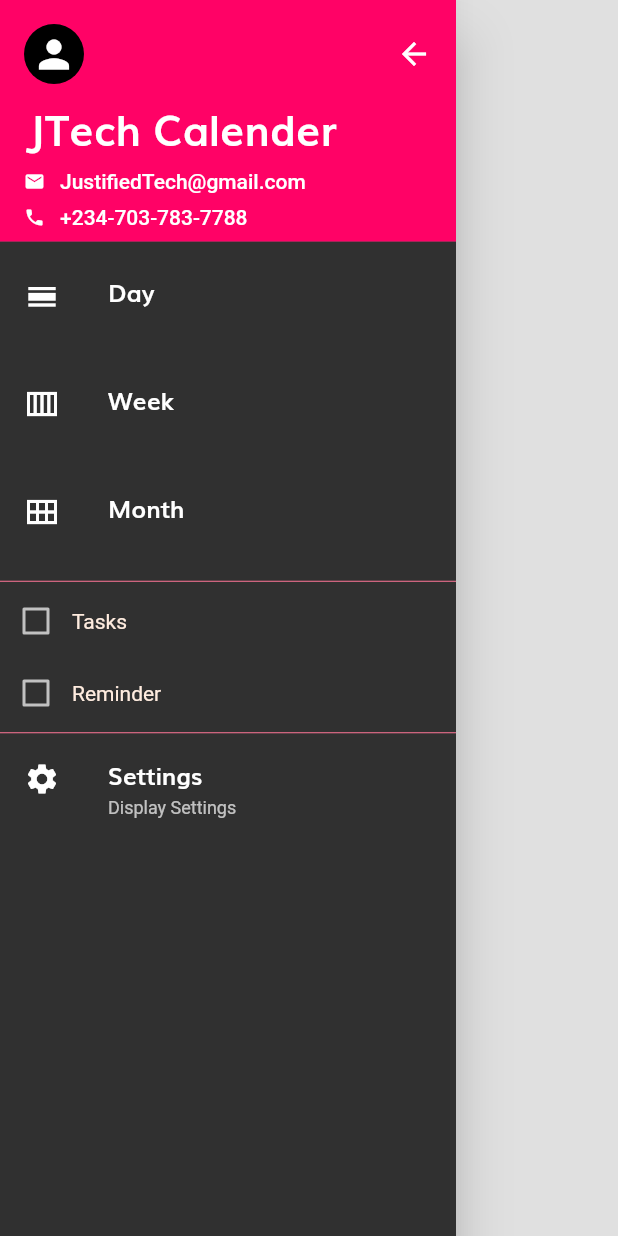
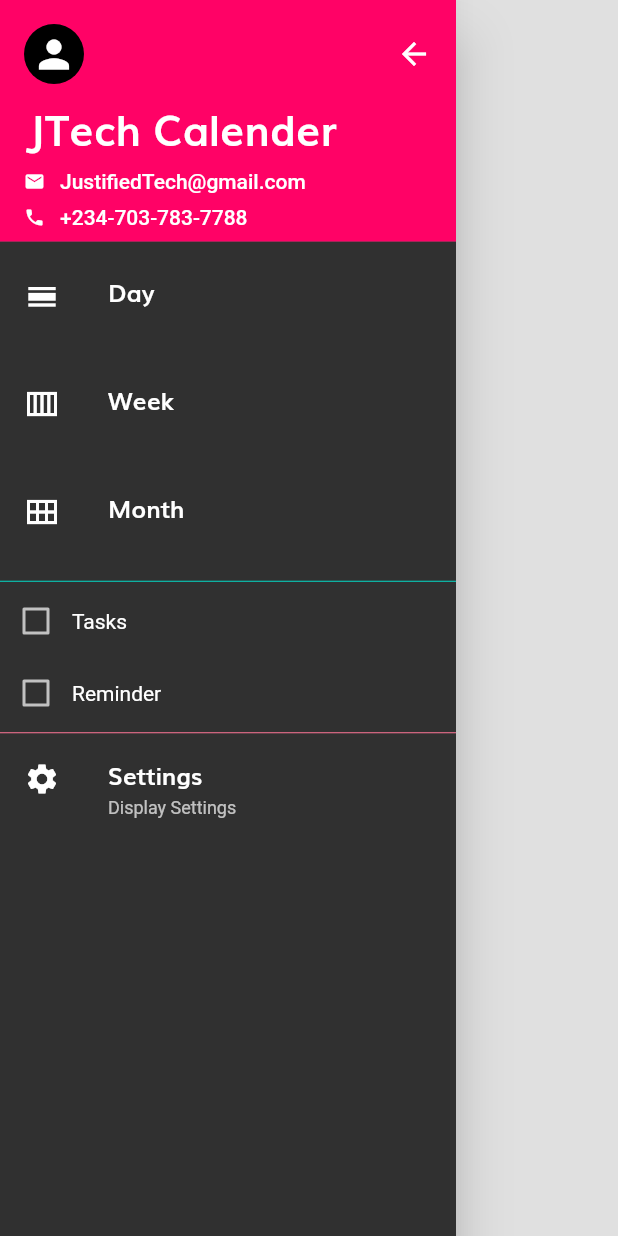
Before and after one commit to JustifiedTech/calendar, a Flutter app: the MyDrawer widget shown alone on an empty page, opened directly, on a phone screen of 412 x 824 dp. Run offline on Flutter 3.47's test engine with Material 2 defaults, Android fonts, the phone set to English and light mode, and no system bars; our stand-ins replace syncfusion_flutter_datepicker, table_calendar; missing offline and left inert: dart_style, syncfusion_flutter_core.

```diff
--- a/lib/components/drawer.dart
+++ b/lib/components/drawer.dart
@@ -35,34 +35,34 @@ bool isAlarm = false;
                       CircleAvatar(
                         radius: 20,
                         child: Icon(Icons.person, size: 30,)),
-                      InkWell(child: Icon(Icons.arrow_back_sharp), onTap: ()=>{
+                      InkWell(child: Icon(Icons.arrow_back_sharp, color:Colors.white,), onTap: ()=>{
                         Navigator.pop(context)
                       },)
                     ],
                   ),
-                  Text('JTech Calender', style: TextStyle(fontFamily: 'Muli', fontWeight: FontWeight.bold, fontSize: 28),),
+                  Text('JTech Calender', style: TextStyle( color:Colors.white, fontFamily: 'Muli', fontWeight: FontWeight.bold, fontSize: 28),),
                   Row(
 
                     children: [
-                      Icon(Icons.mail, size: 14,),
+                      Icon(Icons.mail, size: 14, color: Colors.white,),
                         SizedBox(width: 10,),
 
-                      Text('JustifiedTech@gmail.com'),
+                      Text('JustifiedTech@gmail.com', style: TextStyle(color: Colors.white),),
 
                     ],
                   ),
                     Row(
                       children: [
-                        Icon(Icons.phone, size: 14,),
+                        Icon(Icons.phone, size: 14,color: Colors.white),
                         SizedBox(width: 10,),
-                      Text('+234-703-783-7788')
+                      Text('+234-703-783-7788', style: TextStyle(color: Colors.white))
 
                       ],
                     ),
                 ],
               ),
               decoration: BoxDecoration(
-                color: kPrimaryColor,
+                color: Theme.of(context).primaryColor,
               ),
             ),
 
@@ -70,11 +70,12 @@ bool isAlarm = false;
            MyListTile(icon:Icons.calendar_view_week_sharp, title: 'Week', subtitle: '', onTap: () => {print('week View')}),
            MyListTile(icon:Icons.calendar_view_month_sharp, title: 'Month', subtitle: '', onTap: () => {print('month View')}),
 
-            Divider(height: 5, color: kAccentColor,),
-            Row(
+            Divider(height: 5, color: Theme.of(context).accentColor,),
+            Container(
+              child: Row(
                   children: [
                Checkbox(
-                      activeColor: kPrimaryColor,
+                        activeColor: Theme.of(context).primaryColor,
                         value: isTask,
                         onChanged: (val) {
                           setState(() {
@@ -99,15 +100,16 @@ bool isAlarm = false;
                       'Tasks',
                       style: TextStyle(
                           fontSize:14,
-                        color: isTask == true ? kAccentColor : kPrimaryLightColor),
+                          color: isTask == true ? Theme.of(context).accentColor : Colors.white),
                     ),
                   ),
   ],
 ),
+            ),
             Row(
                children: [
              Checkbox(
-                      activeColor: kPrimaryColor,
+                      activeColor: Theme.of(context).primaryColor,
                       value: isAlarm,
                       onChanged: (val) {
                         setState(() {
@@ -132,7 +134,7 @@ bool isAlarm = false;
                     'Reminder',
                     style: TextStyle(
                         fontSize:14,
-                        color: isAlarm == true ? kAccentColor : kPrimaryLightColor),
+                        color: isAlarm == true ? Theme.of(context).accentColor:Colors.white),
                   ),
                 ),
   ],
--- a/lib/components/my_float_button.dart
+++ b/lib/components/my_float_button.dart
@@ -106,7 +106,7 @@ class _MyFLoatButtonState extends State<MyFLoatButton> with SingleTickerProvider
                   transform: Matrix4.rotationZ(getRadiansFromDegree(rotationAnimation.value)),
                   alignment: Alignment.center,
                   child: CircularButton(
-                    color: kAccentColor,
+                    color: Theme.of(context).accentColor,
                     width: 60,
                     height: 60,
                     icon: Icon(
--- a/lib/config/constants.dart
+++ b/lib/config/constants.dart
@@ -4,7 +4,5 @@ const kPrimaryColor = Color(0xFFFF0266);
 const kAccentColor = Color(0xFFFF7597);
 const kPrimaryLightColor = Color(0xFFFFECDF);
 const kPrimaryDarkColor = Colors.black12;
-const kSecondaryColor = Color.fromARGB(100, 250, 200, 150);
+const kSecondaryColor = Color(0xFFEBB811);
 const kTextColor = Color(0xFF302E2E);
-const kAnimationDuration = Duration(milliseconds: 200);
-const kTextTheme = Color(0xFF161515);
--- a/lib/config/import.dart
+++ b/lib/config/import.dart
@@ -8,10 +8,8 @@ export '../components/main_page.dart';
 export '../components/my_float_button.dart';
 export '../screens/add_task.dart';
 export '../screens/hijiri_calendar.dart';
-export '../screens/normal_calendar.dart';
 export 'package:syncfusion_flutter_core/core.dart';
 export 'package:syncfusion_flutter_datepicker/datepicker.dart';
-// export 'package:syncfusion_flutter_calendar/calendar.dart';
 export 'package:dart_style/dart_style.dart';
 export 'date_picker_style.dart';
 export 'package:table_calendar/table_calendar.dart';
--- a/lib/screens/add_task.dart
+++ b/lib/screens/add_task.dart
@@ -17,7 +17,7 @@ class _AddTaskState extends State<AddTask> {
 @override
 Widget build(BuildContext context)=>
 SafeArea(child: Scaffold(
-  floatingActionButton: FloatingActionButton(child: Icon(Icons.save), onPressed: (){}, backgroundColor: kAccentColor, foregroundColor: kPrimaryLightColor,),
+  floatingActionButton: FloatingActionButton(child: Icon(Icons.save), onPressed: (){}, backgroundColor: Theme.of(context).accentColor, foregroundColor: kPrimaryLightColor,),
   appBar: AppBar(
     leading: Icon(Icons.close),
     actions:[
```
Also changed, not shown: lib/components/main_page.dart (+6 -83 lines), lib/config/date_picker_style.dart (+12 -6 lines), lib/config/theme.dart (+55 -51 lines), lib/main.dart (+13 -10 lines), lib/screens/hijiri_calendar.dart (+135 -34 lines), lib/screens/normal_calendar.dart (deleted, +0 -25 lines), flutter_01.png (added). Lines whose indentation alone changed are shown as unchanged.
